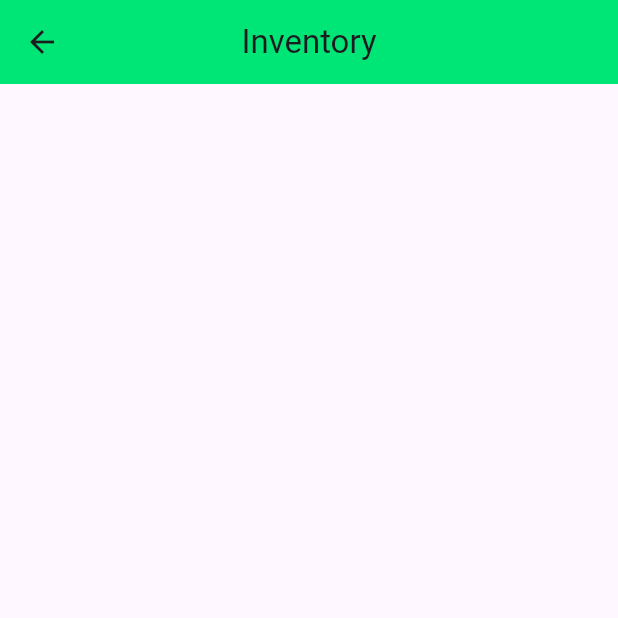
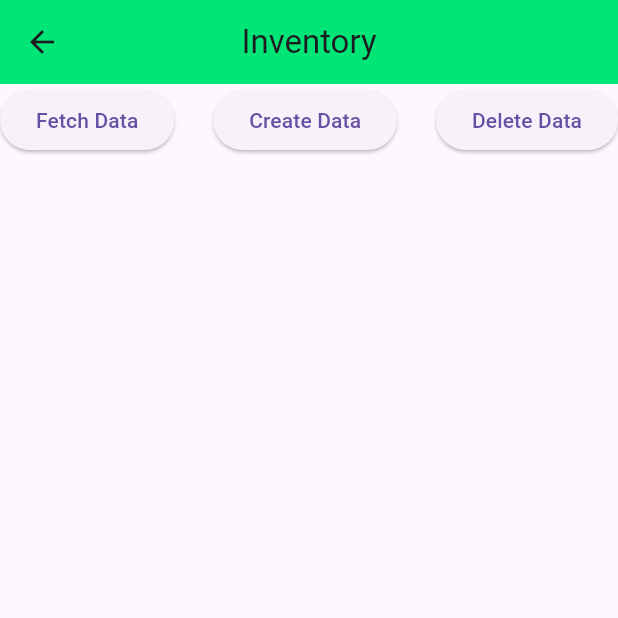
Before and after one commit to aram249/inventory-management, a Flutter app: the InventoryScreen screen opened directly, on a phone screen of 412 x 824 dp, the top half of it. Run offline on Flutter 3.47's test engine with Material 3 defaults, Android fonts, the phone set to English and light mode, and no system bars.

Commit message:
Implement GET request for inventory from local server
Connected to local API endpoint

```diff
--- a/ims-frontend/mobile_ims/lib/Inventory/screens/inventoryScreen.dart
+++ b/ims-frontend/mobile_ims/lib/Inventory/screens/inventoryScreen.dart
@@ -1,4 +1,5 @@
 import 'package:flutter/material.dart';
+import 'package:http/http.dart' as http;
 
 class InventoryScreen extends StatefulWidget {
   const InventoryScreen({super.key});
@@ -8,6 +9,7 @@ class InventoryScreen extends StatefulWidget {
 }
 
 class _InventoryScreen extends State<InventoryScreen> {
+  String fetched_data = "";
   @override
   Widget build(BuildContext context) {
     return Scaffold(
@@ -27,6 +29,34 @@ class _InventoryScreen extends State<InventoryScreen> {
         backgroundColor: Colors.greenAccent[400],
         centerTitle: true,
       ),
+      body: Center(
+        child: Column(
+          children: [
+            Row(
+              mainAxisAlignment: MainAxisAlignment.spaceBetween,
+              children: [
+                ElevatedButton(onPressed: fetchData, child: Text("Fetch Data")),
+                ElevatedButton(onPressed: () {}, child: Text("Create Data")),
+                ElevatedButton(onPressed: () {}, child: Text("Delete Data")),
+              ],
+            ),
+            Expanded(child: SingleChildScrollView(child: Text(fetched_data))),
+          ],
+        ),
+      ),
     );
   }
+
+  void fetchData() async {
+    var url = Uri.parse('http://10.0.2.2:8080/products');
+    var response = await http.get(url);
+    if (response.statusCode == 200) {
+      print("Data fetched successfully : ${response.body}");
+      setState(() {
+        fetched_data = response.body;
+      });
+    } else {
+      print("Failed to fetch data");
+    }
+  }
 }
--- a/ims-frontend/mobile_ims/pubspec.yaml
+++ b/ims-frontend/mobile_ims/pubspec.yaml
@@ -10,6 +10,7 @@ dependencies:
   flutter:
     sdk: flutter
   cupertino_icons: ^1.0.8
+  http: ^1.4.0
 
 dev_dependencies:
   flutter_test:
```
